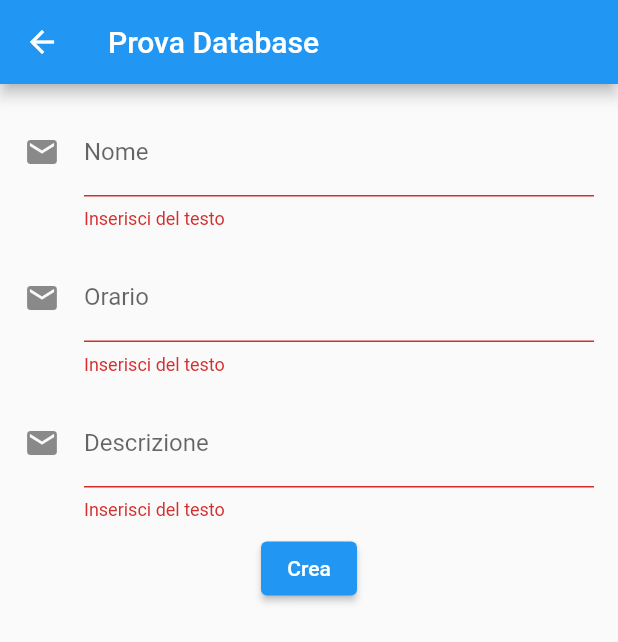
After one commit to andreadeluna/ProgettoASPDM, a Flutter app: the PannelloAdmin screen opened by its route, after a tap on "Crea", on a phone screen of 412 x 824 dp. The commit adds this screen. Shown: the top 642 px of the screen. Run offline on Flutter 3.47's test engine with Material 2 defaults, Android fonts, the phone set to English and light mode, and no system bars; our stand-ins replace cloud_firestore, firebase_auth, firebase_core; accounts and stored records are empty.

Commit message:
Implementa la creazione di nuovi eventi da parte degli admin

```diff
--- a/lib/net/firebase.dart
+++ b/lib/net/firebase.dart
@@ -47,11 +47,11 @@ class _FirebaseProvaState extends State<FirebaseProva> {
             Row(
               mainAxisAlignment: MainAxisAlignment.end,
               children: <Widget>[
-                FlatButton(
+                /*FlatButton(
                   onPressed: () => updateData(doc),
                   child: Text('Update'),
                   color: Colors.green,
-                ),
+                ),*/
                 FlatButton(
                   onPressed: () => deleteData(doc),
                   child: Text('Delete'),
--- /dev/null
+++ b/lib/pannello_admin.dart
@@ -0,0 +1,223 @@
+import 'package:flutter/material.dart';
+import 'package:cloud_firestore/cloud_firestore.dart';
+
+class PannelloAdmin extends StatefulWidget {
+
+  @override
+  _PannelloAdminState createState() => _PannelloAdminState();
+}
+
+class _PannelloAdminState extends State<PannelloAdmin> {
+
+  late String id;
+  final db = FirebaseFirestore.instance;
+  final _formKey = GlobalKey<FormState>();
+  late String name;
+
+  Card buildItem(DocumentSnapshot doc) {
+    return Card(
+      child: Padding(
+        padding: EdgeInsets.all(8),
+        child: Column(
+          crossAxisAlignment: CrossAxisAlignment.start,
+          children: <Widget> [
+            Text(
+              "Nome: ${doc.get('name')}",
+              style: TextStyle(fontSize: 24),
+            ),
+            SizedBox(height: 12),
+            Text(
+              "Descrizione: ${doc.get('descrizione')}",
+              style: TextStyle(fontSize: 24),
+            ),
+            SizedBox(height: 12),
+            Text(
+              "Orario: ${doc.get('orario')}",
+              style: TextStyle(fontSize: 24),
+            ),
+            SizedBox(height: 12),
+            Row(
+              mainAxisAlignment: MainAxisAlignment.end,
+              children: <Widget>[
+                /*FlatButton(
+                  onPressed: () => updateData(doc),
+                  child: Text('Update'),
+                  color: Colors.green,
+                ),*/
+                FlatButton(
+                  onPressed: () => deleteData(doc),
+                  child: Text('Delete'),
+                  color: Colors.green,
+                ),
+              ],
+            )
+          ],
+        ),
+      ),
+    );
+  }
+
+  TextFormField buildTextFormField(){
+    return TextFormField(
+      decoration: InputDecoration(
+          border: InputBorder.none,
+          hintText: 'Name',
+          fillColor: Colors.grey[300],
+          filled: true
+      ),
+      validator: (value) {
+        if(value!.isEmpty){
+          return 'Inserisci del testo';
+        }
+      },
+      onSaved: (value) => name = value!,
+    );
+  }
+
+  @override
+  Widget build(BuildContext context) {
+
+    final TextEditingController nameEventoController = TextEditingController();
+    final TextEditingController orarioController = TextEditingController();
+    final TextEditingController descrizioneController = TextEditingController();
+
+
+    return Scaffold(
+      appBar: AppBar(
+        title: Text('Prova Database'),
+      ),
+      body: ListView(
+        padding: EdgeInsets.all(8),
+        children: <Widget>[
+          Form(
+            key: _formKey,
+            // child: buildTextFormField(),
+            child: Column(
+              children: [
+                Padding(
+                  padding: const EdgeInsets.all(8.0),
+                  child: TextFormField(
+                    controller: nameEventoController,
+                    validator: (value) {
+                      if(value!.isEmpty){
+                        return 'Inserisci del testo';
+                      }
+                      },
+                    decoration: const InputDecoration(
+                      labelText: "Nome",
+                      icon: Icon(Icons.mail),
+                    ),
+                    onSaved: (value) => name = value!,
+                  ),
+                ),
+                Padding(
+                  padding: const EdgeInsets.all(8.0),
+                  child: TextFormField(
+                    controller: orarioController,
+                    validator: (value) {
+                      if(value!.isEmpty){
+                        return 'Inserisci del testo';
+                      }
+                    },
+                    decoration: const InputDecoration(
+                      labelText: "Orario",
+                      icon: Icon(Icons.mail),
+                    ),
+                    onSaved: (value) => name = value!,
+                  ),
+                ),
+                Padding(
+                  padding: const EdgeInsets.all(8.0),
+                  child: TextFormField(
+                    controller: descrizioneController,
+                    validator: (value) {
+                      if(value!.isEmpty){
+                        return 'Inserisci del testo';
+                      }
+                    },
+                    decoration: const InputDecoration(
+                      labelText: "Descrizione",
+                      icon: Icon(Icons.mail),
+                    ),
+                    onSaved: (value) => name = value!,
+                  ),
+                ),
+              ],
+            ),
+          ),
+          Row(
+            mainAxisAlignment: MainAxisAlignment.spaceEvenly,
+            children: <Widget> [
+              ElevatedButton(
+                onPressed: () async {
+                  if(_formKey.currentState!.validate()){
+                    _formKey.currentState!.save();
+                    DocumentReference ref = await db.collection('Eventi').add({'name': '${nameEventoController.text}'});
+                    await db.collection('Eventi').doc(ref.id).update({'orario': '${orarioController.text}'});
+                    await db.collection('Eventi').doc(ref.id).update({'descrizione': '${descrizioneController.text}'});
+
+                    setState(() {
+                      id = ref.id;
+                      print(ref.id);
+                    });
+                  }
+                },
+                child: Text('Crea'),
+              ),
+              /*RaisedButton(
+                onPressed: readData,
+                child: Text('Crea'),
+                color: Colors.blue,
+              )*/
+            ],
+          ),
+          StreamBuilder <QuerySnapshot> (
+            stream: db.collection('Eventi').snapshots(),
+            builder: (context, snapshot){
+              if(snapshot.hasData){
+                return Column(
+                  children:
+                  snapshot.data!.docs.map((doc) => buildItem(doc)).toList(),
+                );
+              }
+              else {
+                return SizedBox();
+              }
+            },
+          )
+        ],
+      ),
+    );
+  }
+
+
+  void createData() async {
+    if(_formKey.currentState!.validate()){
+      _formKey.currentState!.save();
+      DocumentReference ref = await db.collection('Eventi').add({'name': '$name'});
+      setState(() {
+        id = ref.id;
+        print(ref.id);
+      });
+    }
+  }
+
+
+  void readData() async {
+    DocumentSnapshot snapshot = await db.collection('Eventi').doc(id).get();
+    print(snapshot.data());
+  }
+
+
+  void updateData(DocumentSnapshot doc) async {
+    await db.collection('CRUD').doc(doc.id).update({'todo': 'please'});
+  }
+
+  void deleteData(DocumentSnapshot doc) async {
+    await db.collection('Eventi').doc(doc.id).delete();
+    setState(() {
+      id = 'null';
+    });
+  }
+
+}
--- a/lib/register.dart
+++ b/lib/register.dart
@@ -2,6 +2,7 @@ import 'package:cloud_firestore/cloud_firestore.dart';
 import 'package:flutter/cupertino.dart';
 import 'package:flutter/material.dart';
 import 'package:progettoaspdm/net/firebase.dart';
+import 'package:progettoaspdm/pannello_admin.dart';
 import 'package:progettoaspdm/services/authentication.dart';
 import 'package:provider/provider.dart';
 
@@ -110,7 +111,7 @@ class _RegisterState extends State<Register> {
                     });
 
                     if(valore == "Admin"){
-                      Navigator.push(context, MaterialPageRoute(builder: (context) => FirebaseProva()));
+                      Navigator.push(context, MaterialPageRoute(builder: (context) => PannelloAdmin()));
                     }
 
                     //Navigator.pop(context);
--- a/lib/splashscreen.dart
+++ b/lib/splashscreen.dart
@@ -1,6 +1,7 @@
 import 'dart:async';
 import 'package:flutter/material.dart';
 import 'package:progettoaspdm/net/firebase.dart';
+import 'package:progettoaspdm/pannello_admin.dart';
 import 'package:progettoaspdm/register.dart';
 import 'package:progettoaspdm/services/authentication.dart';
 import 'package:progettoaspdm/wrapper.dart';
@@ -29,7 +30,7 @@ class App extends StatelessWidget {
           '/': (context) => SplashScreen(),
           '/login': (context) => InitialPage(),
           '/register': (context) => Register(),
-          '/database': (context) => FirebaseProva(),
+          '/database': (context) => PannelloAdmin(),
         },
       ),
     );
```
